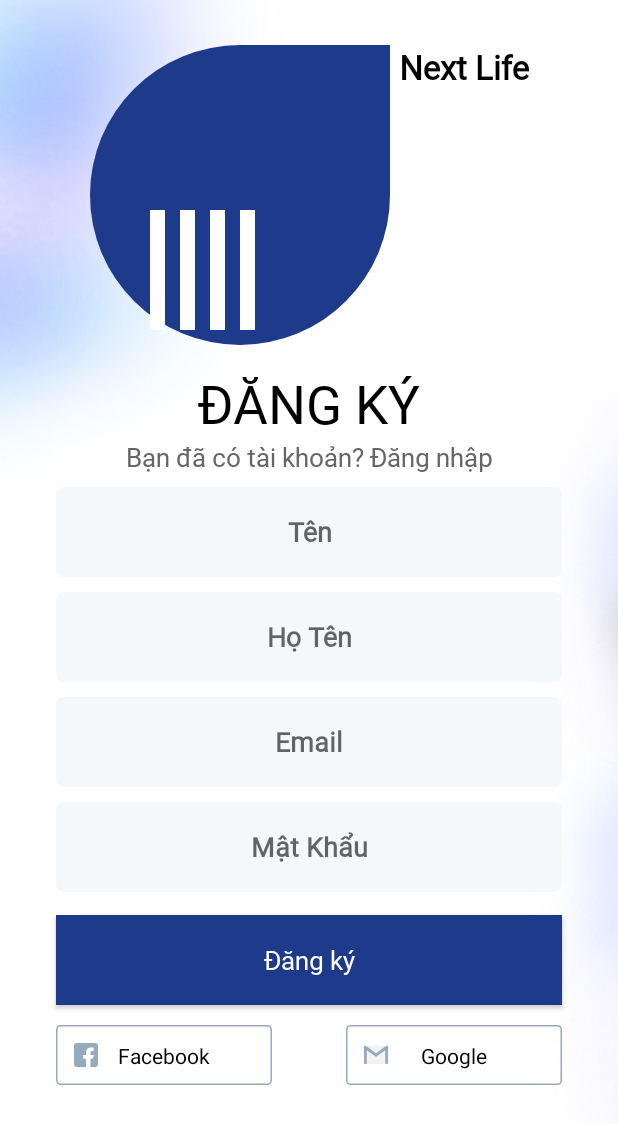
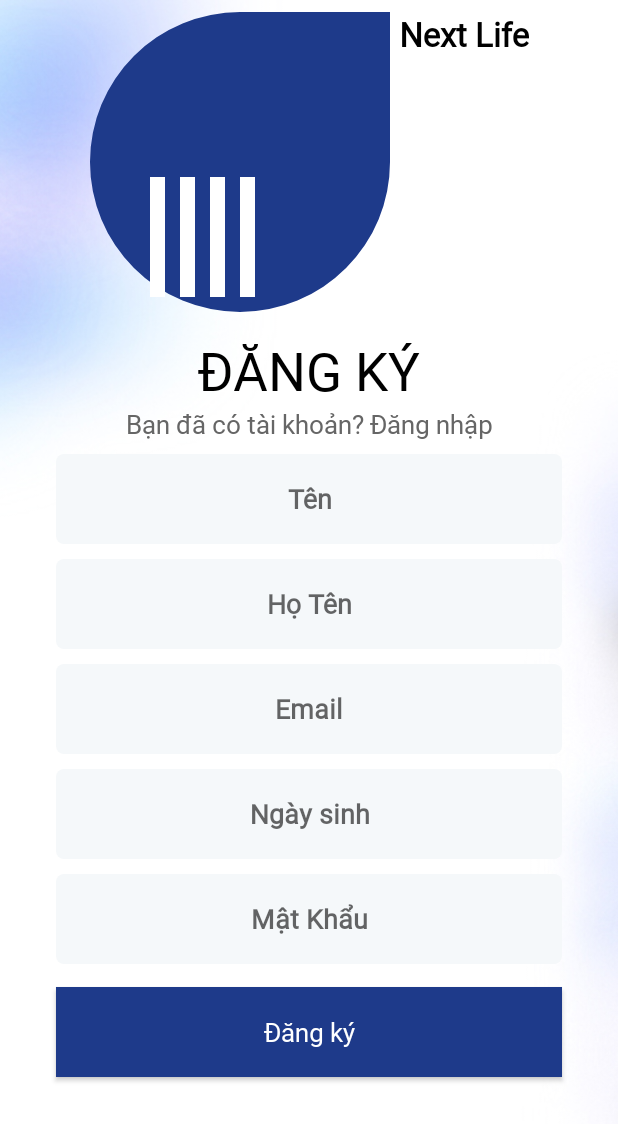
Before and after one commit to levietanh2003/NextLife, an Android app: the fragment RegisterFragment shown on its own in the app's theme, on a phone screen of 412 x 824 dp. Shown: the top 1124 px of the screen. Run offline under Robolectric (Android 15) with nearby library versions, the phone set to English and light mode, and no system bars; our stand-ins replace Dagger/Hilt's generated code, data binding.

Commit message:
Add: config UserAPI register

```diff
--- a/app/src/main/java/com/fatherofapps/androidbase/activities/MainActivity.kt
+++ b/app/src/main/java/com/fatherofapps/androidbase/activities/MainActivity.kt
@@ -6,6 +6,7 @@ import android.view.View
 import android.widget.FrameLayout
 import androidx.fragment.app.setFragmentResult
 import androidx.navigation.findNavController
+import androidx.navigation.fragment.findNavController
 import com.fatherofapps.androidbase.R
 import com.fatherofapps.androidbase.base.activities.BaseActivity
 import com.mancj.materialsearchbar.MaterialSearchBar
@@ -17,7 +18,6 @@ class MainActivity : BaseActivity() {
 
     private var loadingLayout: FrameLayout? = null
 
-
     override fun onCreate(savedInstanceState: Bundle?) {
         Log.e("Frank","MainActivity")
         super.onCreate(savedInstanceState)
@@ -25,7 +25,6 @@ class MainActivity : BaseActivity() {
         loadingLayout = findViewById(R.id.loadingLayout)
 
         showLoading(false)
-
         // Thiết lập listener cho MaterialSearchBar
         val searchBar = findViewById<MaterialSearchBar>(R.id.searchBar)
         searchBar.setOnSearchActionListener(object : MaterialSearchBar.OnSearchActionListener {
--- a/app/src/main/java/com/fatherofapps/androidbase/data/apis/PostSearchAPI.kt
+++ b/app/src/main/java/com/fatherofapps/androidbase/data/apis/PostSearchAPI.kt
@@ -4,10 +4,11 @@ import com.fatherofapps.androidbase.data.models.PromotionalPostResponse
 import retrofit2.Response
 import retrofit2.http.GET
 import retrofit2.http.Path
+import retrofit2.http.Query
 
 interface PostSearchAPI {
     @GET("search/{tile}")
     suspend fun getPostsSearch(
-        @Path("tile") type: String? = null,
+        @Path("tile") type: String? = null
     ): Response<PromotionalPostResponse>
 }
--- /dev/null
+++ b/app/src/main/java/com/fatherofapps/androidbase/data/apis/RegisterAPI.kt
@@ -0,0 +1,13 @@
+package com.fatherofapps.androidbase.data.apis
+
+import com.fatherofapps.androidbase.data.models.user.RegisterRequest
+import com.fatherofapps.androidbase.data.models.user.RegisterResponse
+import retrofit2.Call
+import retrofit2.Response
+import retrofit2.http.Body
+import retrofit2.http.POST
+
+interface RegisterAPI {
+    @POST("users/create")
+    suspend fun registerUser(@Body request: RegisterRequest): Response<RegisterResponse>
+}
--- /dev/null
+++ b/app/src/main/java/com/fatherofapps/androidbase/data/models/user/RegisterResponse.kt
@@ -0,0 +1,6 @@
+package com.fatherofapps.androidbase.data.models.user
+
+data class RegisterResponse(
+    val success: Boolean,
+    val message: String
+)
--- a/app/src/main/java/com/fatherofapps/androidbase/data/repositories/CustomerRepository.kt
+++ b/app/src/main/java/com/fatherofapps/androidbase/data/repositories/CustomerRepository.kt
@@ -1,13 +1,22 @@
 package com.fatherofapps.androidbase.data.repositories
 
+import com.fatherofapps.androidbase.base.network.NetworkResult
+import com.fatherofapps.androidbase.data.models.PromotionalPost
+import com.fatherofapps.androidbase.data.models.user.RegisterRequest
+import com.fatherofapps.androidbase.data.models.user.RegisterResponse
 import com.fatherofapps.androidbase.data.services.CustomerLocalService
 import com.fatherofapps.androidbase.data.services.CustomerRemoteService
 import com.fatherofapps.androidbase.di.IoDispatcher
 import kotlinx.coroutines.CoroutineDispatcher
+import kotlinx.coroutines.withContext
+import javax.inject.Inject
 
-class CustomerRepository constructor(
+class CustomerRepository @Inject constructor(
     private val customerRemoteService: CustomerRemoteService,
     private val customerLocalService: CustomerLocalService,
     @IoDispatcher private val dispatcher: CoroutineDispatcher
 ) {
+    suspend fun postRegister(request: RegisterRequest): NetworkResult<RegisterResponse> = withContext(dispatcher) {
+        customerRemoteService.registerUser(request)
+    }
 }
--- a/app/src/main/java/com/fatherofapps/androidbase/data/services/CustomerRemoteService.kt
+++ b/app/src/main/java/com/fatherofapps/androidbase/data/services/CustomerRemoteService.kt
@@ -1,7 +1,20 @@
 package com.fatherofapps.androidbase.data.services
 
-import com.fatherofapps.androidbase.data.apis.CustomerAPI
+import com.fatherofapps.androidbase.base.network.BaseRemoteService
+import com.fatherofapps.androidbase.base.network.NetworkResult
+import com.fatherofapps.androidbase.data.apis.RegisterAPI
+import com.fatherofapps.androidbase.data.models.user.RegisterRequest
+import com.fatherofapps.androidbase.data.models.user.RegisterResponse
 import javax.inject.Inject
 
-class CustomerRemoteService @Inject constructor(private val customerAPI: CustomerAPI) {
+class CustomerRemoteService @Inject constructor(
+    private val registerAPI: RegisterAPI
+) : BaseRemoteService() {
+
+    suspend fun registerUser(request: RegisterRequest): NetworkResult<RegisterResponse> {
+        // Sử dụng callApi từ BaseRemoteService
+        return callApi {
+            registerAPI.registerUser(request) // Gọi API đăng ký
+        }
+    }
 }
--- a/app/src/main/java/com/fatherofapps/androidbase/di/NetworkModule.kt
+++ b/app/src/main/java/com/fatherofapps/androidbase/di/NetworkModule.kt
@@ -60,12 +60,6 @@ class NetworkModule {
             .build()
     }
 
-//    @Provides
-//    @Singleton
-//    @Named("UserAPI")
-//    fun provideUserAPI(@Named("UserAPI") retrofit: Retrofit): UserAPI {
-//        return retrofit.create(UserAPI::class.java)
-//    }
 
     @Provides
     @Singleton
@@ -79,6 +73,11 @@ class NetworkModule {
             .baseUrl(BuildConfig.URL_USER)
             .client(okHttpClient)
             .build()
+    }
+
+    @Provides
+    fun provideUserAPI(@Named("UserAPI") retrofit: Retrofit): RegisterAPI {
+        return retrofit.create(RegisterAPI::class.java)
     }
 
 //    @Provides
--- a/app/src/main/java/com/fatherofapps/androidbase/ui/customer/register/RegisterFragment.kt
+++ b/app/src/main/java/com/fatherofapps/androidbase/ui/customer/register/RegisterFragment.kt
@@ -7,7 +7,9 @@ import android.view.ViewGroup
 import androidx.fragment.app.viewModels
 import com.fatherofapps.androidbase.base.fragment.BaseFragment
 import com.fatherofapps.androidbase.databinding.FragmentRegisterBinding
+import dagger.hilt.android.AndroidEntryPoint
 
+@AndroidEntryPoint
 class RegisterFragment : BaseFragment() {
     private lateinit var dataBinding : FragmentRegisterBinding
     private val viewModel by viewModels<RegisterViewModel>()
@@ -33,5 +35,6 @@ class RegisterFragment : BaseFragment() {
         registerAllExceptionEvent(viewModel, viewLifecycleOwner)
         registerObserverLoadingEvent(viewModel, viewLifecycleOwner)
 
+
     }
 }
--- a/app/src/main/java/com/fatherofapps/androidbase/ui/customer/register/RegisterViewModel.kt
+++ b/app/src/main/java/com/fatherofapps/androidbase/ui/customer/register/RegisterViewModel.kt
@@ -1,7 +1,35 @@
 package com.fatherofapps.androidbase.ui.customer.register
 
+import androidx.lifecycle.LiveData
+import androidx.lifecycle.MutableLiveData
+import androidx.lifecycle.viewModelScope
 import com.fatherofapps.androidbase.base.viewmodel.BaseViewModel
+import com.fatherofapps.androidbase.base.network.NetworkResult
+import com.fatherofapps.androidbase.data.models.user.RegisterRequest
+import com.fatherofapps.androidbase.data.models.user.RegisterResponse
+import com.fatherofapps.androidbase.data.repositories.CustomerRepository
+import dagger.hilt.android.lifecycle.HiltViewModel
+import kotlinx.coroutines.launch
 import javax.inject.Inject
 
-class RegisterViewModel @Inject constructor() : BaseViewModel() {
+@HiltViewModel
+class RegisterViewModel @Inject constructor(
+    private val customerRepository: CustomerRepository
+) : BaseViewModel() {
+
+//    private val _registerResult = MutableLiveData<NetworkResult<RegisterRequest>>()
+//    val registerResult: LiveData<NetworkResult<RegisterRequest>> get() = _registerResult
+    private val _registerResult = MutableLiveData<NetworkResult<RegisterResponse>>()
+    val registerResult: LiveData<NetworkResult<RegisterResponse>> get() = _registerResult
+
+    fun registerUser(request: RegisterRequest) {
+        showLoading(true)
+        parentJob = viewModelScope.launch(handler){
+            val result = customerRepository.postRegister(request)
+            _registerResult.postValue(result)  // Cập nhật kết quả vào LiveData
+            showLoading(false)  // Ẩn trạng th
+        }
+        registerJobFinish()
+    }
+
 }
--- a/app/src/main/java/com/fatherofapps/androidbase/ui/search/SearchViewModel.kt
+++ b/app/src/main/java/com/fatherofapps/androidbase/ui/search/SearchViewModel.kt
@@ -17,6 +17,8 @@ class SearchViewModel @Inject constructor(
     private val postSearchRepository: PostSearchRepository
 
 ) : BaseViewModel() {
+
+    private var hasShownEndOfListToast= false
 
     // post fillter
     private var _listPost = MutableLiveData<List<PromotionalPost>>()
@@ -38,10 +40,11 @@ class SearchViewModel @Inject constructor(
     }
 
     override fun fetchData(titleSearch: String){
+        if (hasShownEndOfListToast) return
         showLoading(true)
         parentJob = viewModelScope.launch(handler) {
             val postSearchResponse = postSearchRepository.fetchPostSearch(titleSearch)
-            _listPost.postValue(postSearchResponse.data)
+            _listPost.postValue(postSearchResponse)
         }
         registerJobFinish()
     }
--- a/app/src/main/res/layout/fragment_register.xml
+++ b/app/src/main/res/layout/fragment_register.xml
@@ -28,7 +28,7 @@
                 android:layout_width="wrap_content"
                 android:layout_height="wrap_content"
                 style="@style/h3"
-                android:layout_marginTop="30dp"
+                android:layout_marginTop="8dp"
                 android:drawableStart="@drawable/logo_nextlife"
                 android:drawablePadding="6dp"
                 android:textStyle="bold"
@@ -101,12 +101,24 @@
                 android:layout_marginTop="10dp"/>
 
             <EditText
+                android:id="@+id/edDayOfBirth"
+                android:layout_width="0dp"
+                android:layout_height="@dimen/edittextHeight"
+                app:layout_constraintStart_toStartOf="@id/guidelineRegisterLeft"
+                app:layout_constraintEnd_toEndOf="@id/guidelineRegisterRight"
+                app:layout_constraintTop_toBottomOf="@id/edEmailRegister"
+                style="@style/editText"
+                android:hint="Ngày sinh"
+                android:inputType="textEmailAddress"
+                android:layout_marginTop="10dp"/>
+
+            <EditText
                 android:id="@+id/edPasswordRegister"
                 android:layout_width="0dp"
                 android:layout_height="@dimen/edittextHeight"
                 app:layout_constraintStart_toStartOf="@id/guidelineRegisterLeft"
                 app:layout_constraintEnd_toEndOf="@id/guidelineRegisterRight"
-                app:layout_constraintTop_toBottomOf="@id/edEmailRegister"
+                app:layout_constraintTop_toBottomOf="@id/edDayOfBirth"
                 style="@style/editText"
                 android:hint="Mật Khẩu"
                 android:inputType="textPassword"
@@ -122,45 +134,6 @@
                 app:layout_constraintEnd_toEndOf="@id/guidelineRegisterRight"
                 android:layout_marginTop="15dp"
                 android:text="Đăng ký"/>
-
-            <ImageView
-                android:id="@+id/facebookRegister"
-                android:layout_width="wrap_content"
-                android:layout_height="wrap_content"
-                android:layout_marginTop="13dp"
-                app:layout_constraintStart_toStartOf="@id/guidelineRegisterLeft"
-                app:layout_constraintTop_toBottomOf="@id/buttonRegisterRegister"
-                android:src="@drawable/facebook_login"/>
-
-            <TextView
-                android:layout_width="wrap_content"
-                android:layout_height="wrap_content"
-                android:text="Facebook"
-                android:textColor="@color/black"
-                app:layout_constraintStart_toStartOf="@id/facebookRegister"
-                app:layout_constraintTop_toTopOf="@id/facebookRegister"
-                app:layout_constraintBottom_toBottomOf="@id/facebookRegister"
-                app:layout_constraintEnd_toEndOf="@id/facebookRegister"/>
-
-
-            <ImageView
-                android:id="@+id/googleRegister"
-                android:layout_width="wrap_content"
-                android:layout_height="wrap_content"
-                android:layout_marginTop="13dp"
-                app:layout_constraintEnd_toEndOf="@id/guidelineRegisterRight"
-                app:layout_constraintTop_toBottomOf="@id/buttonRegisterRegister"
-                android:src="@drawable/google_login"/>
-
-            <TextView
-                android:layout_width="wrap_content"
-                android:layout_height="wrap_content"
-                android:text="Google"
-                android:textColor="@color/black"
-                app:layout_constraintStart_toStartOf="@id/googleRegister"
-                app:layout_constraintTop_toTopOf="@id/googleRegister"
-                app:layout_constraintBottom_toBottomOf="@id/googleRegister"
-                app:layout_constraintEnd_toEndOf="@id/googleRegister"/>
 
             <androidx.constraintlayout.widget.Guideline
                 android:id="@+id/guidelineRegisterLeft"
--- a/app/src/main/res/navigation/main_nav.xml
+++ b/app/src/main/res/navigation/main_nav.xml
@@ -32,4 +32,8 @@
             android:id="@+id/action_searchFragment_to_productDetailsFragment"
             app:destination="@id/productDetailsFragment" />
     </fragment>
+    <fragment
+        android:id="@+id/registerFragment"
+        android:name="com.fatherofapps.androidbase.ui.customer.register.RegisterFragment"
+        android:label="RegisterFragment" />
 </navigation>
--- a/app/src/main/res/xml/network_security_config.xml
+++ b/app/src/main/res/xml/network_security_config.xml
@@ -3,4 +3,7 @@
     <domain-config cleartextTrafficPermitted="true">
         <domain includeSubdomains="true">next-room-cicd-env.eba-duriufh6.ap-southeast-2.elasticbeanstalk.com</domain>
     </domain-config>
+    <domain-config cleartextTrafficPermitted="true">
+        <domain includeSubdomains="true">user-cicd-env.eba-wjfksigh.ap-southeast-2.elasticbeanstalk.com</domain>
+    </domain-config>
 </network-security-config>
```
Also changed, not shown: app/src/main/java/com/fatherofapps/androidbase/data/models/user/RegisterRequest.kt (added, +12 -0 lines), app/src/main/java/com/fatherofapps/androidbase/data/repositories/PostSearchRepository.kt (+4 -11 lines), app/src/main/java/com/fatherofapps/androidbase/ui/home/HomeViewModel.kt (+1 -92 lines), app/src/main/java/com/fatherofapps/androidbase/ui/search/SearchFragment.kt (+32 -1 lines), app/src/main/res/layout/fragment_login.xml (+1 -41 lines).
